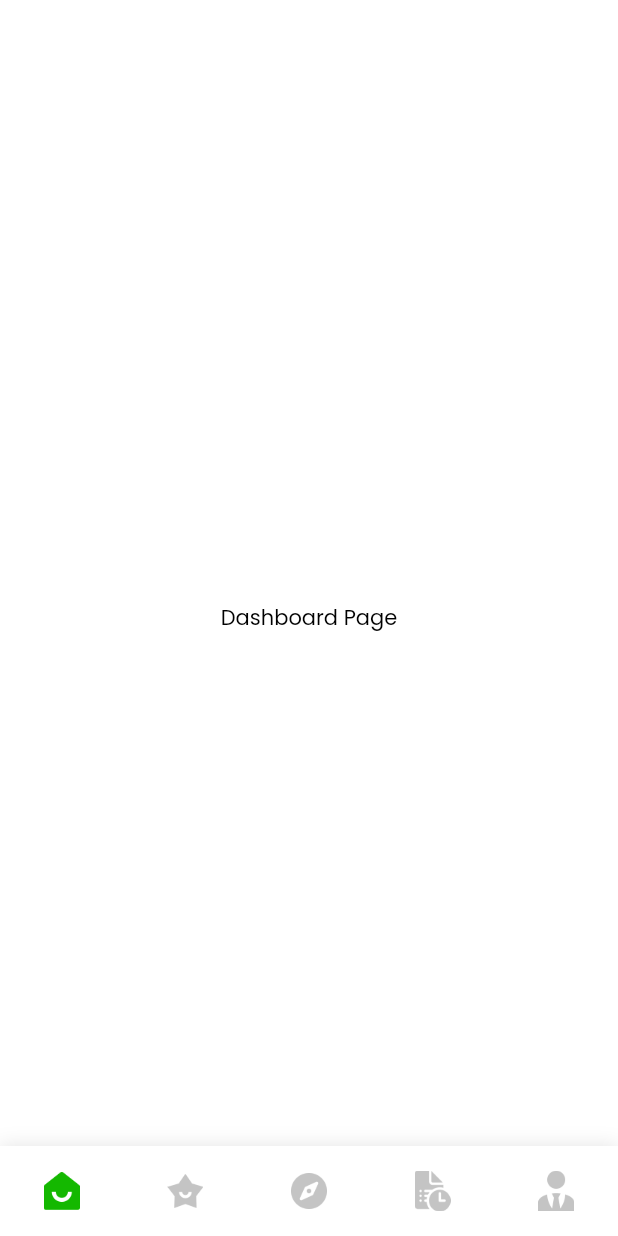
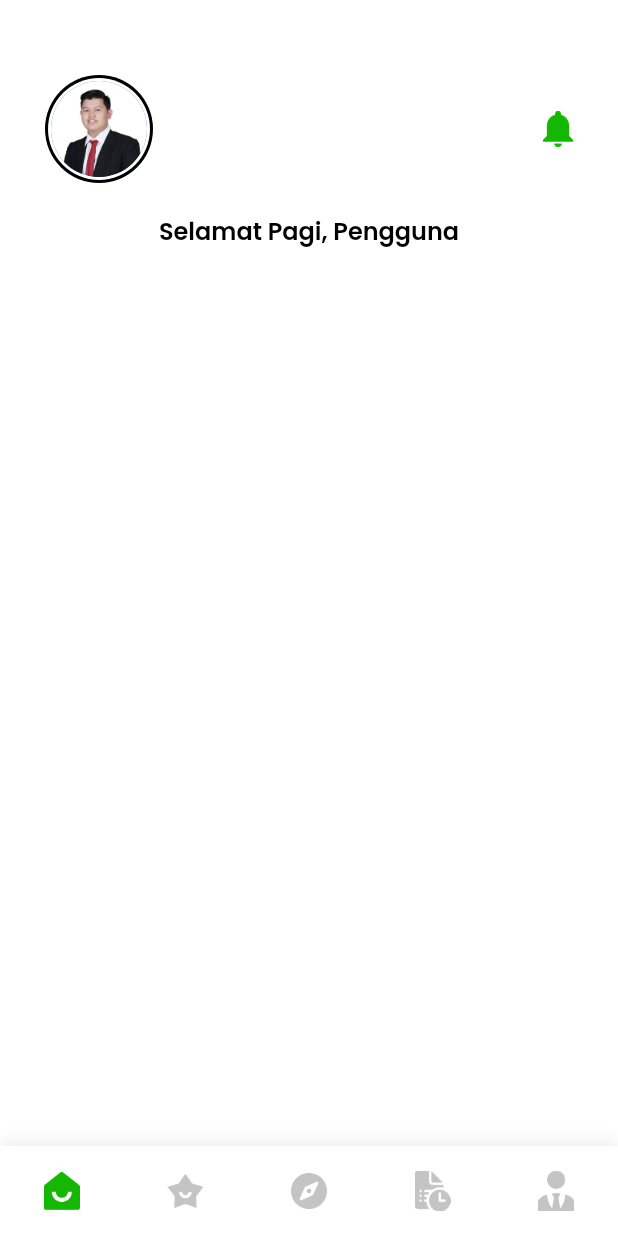
Before and after one commit to HarunNurahman/ghawe, a Flutter app: the DashboardPage screen opened by its route, on a phone screen of 412 x 824 dp. Run offline on Flutter 3.47's test engine with Material 2 defaults, Android fonts, the phone set to English and light mode, and no system bars; our stand-ins replace get, google_fonts, introduction_screen.

Commit message:
Slicing UI Home Page

```diff
--- a/lib/pages/dashboard_page.dart
+++ b/lib/pages/dashboard_page.dart
@@ -1,4 +1,5 @@
 import 'package:flutter/material.dart';
+import 'package:ghawe/pages/home_page.dart';
 import 'package:ghawe/shared/style.dart';
 
 class DashboardPage extends StatelessWidget {
@@ -6,6 +7,12 @@ class DashboardPage extends StatelessWidget {
 
   @override
   Widget build(BuildContext context) {
+
+    // list page for future
+    Widget _buildContent() {
+      return HomePage();
+    }
+
     // custom widget for bottom navigation bar
     Widget _bottomNavBar() {
       return Align(
@@ -56,12 +63,7 @@ class DashboardPage extends StatelessWidget {
       backgroundColor: kWhiteColor,
       body: Stack(
         children: [
-          Center(
-            child: Text(
-              'Dashboard Page',
-              style: blackTextStyle,
-            ),
-          ),
+          _buildContent(),
           _bottomNavBar(),
         ],
       ),
--- /dev/null
+++ b/lib/pages/home_page.dart
@@ -0,0 +1,83 @@
+import 'package:flutter/material.dart';
+import 'package:ghawe/shared/style.dart';
+
+class HomePage extends StatelessWidget {
+  const HomePage({Key? key}) : super(key: key);
+
+  String greeting() {
+    var hour = DateTime.now().hour;
+    if (hour < 12) {
+      return 'Selamat Pagi';
+    }
+    if (hour < 17) {
+      return 'Selamat Siang';
+    }
+    return 'Selamat Malam';
+  }
+
+  @override
+  Widget build(BuildContext context) {
+    // header widget
+    Widget _header() {
+      return Row(
+        mainAxisAlignment: MainAxisAlignment.spaceBetween,
+        children: [
+          // Profile Picture
+          CircleAvatar(
+            radius: 36,
+            backgroundColor: kBlackColor,
+            child: CircleAvatar(
+              radius: 34,
+              backgroundColor: kWhiteColor,
+              child: const CircleAvatar(
+                radius: 32,
+                backgroundImage: AssetImage(
+                  'assets/images/img_profile.png',
+                ),
+              ),
+            ),
+          ),
+          // Notification
+          Image.asset(
+            'assets/icons/ic_notification.png',
+            width: 20,
+          )
+        ],
+      );
+    }
+
+    // greeting message widget
+    Widget _greeting() {
+      return Text(
+        '${greeting()}, Pengguna',
+        style: blackTextStyle.copyWith(
+          fontSize: 16,
+          fontWeight: semiBold,
+        ),
+      );
+    }
+
+    return Scaffold(
+      backgroundColor: kWhiteColor,
+      body: SafeArea(
+        child: SingleChildScrollView(
+          child: Padding(
+            padding: EdgeInsets.only(
+              left: defaultMargin,
+              right: defaultMargin,
+              top: defaultMargin + 20,
+              bottom: defaultMargin,
+            ),
+            child: Column(
+              children: [
+                _header(),
+                SizedBox(height: defaultMargin - 10),
+                _greeting(),
+              ],
+            ),
+          ),
+        ),
+      ),
+    );
+  }
+}
```
Also changed, not shown: assets/icons/ic_notification.png (added), assets/images/img_profile.png (added).
